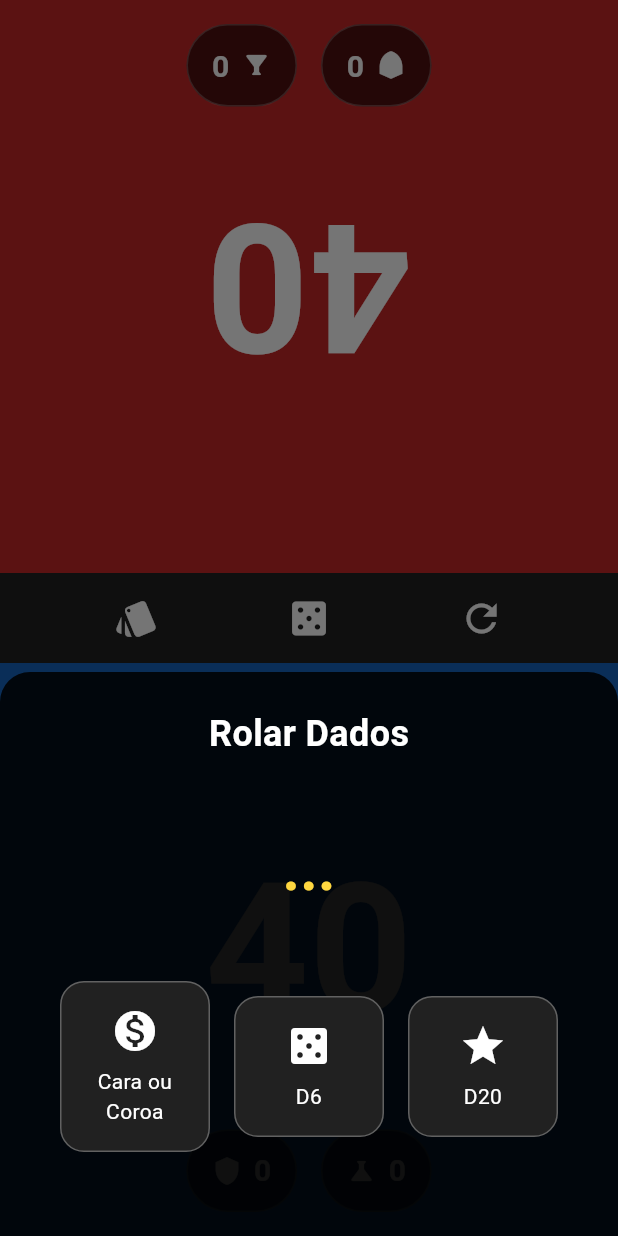
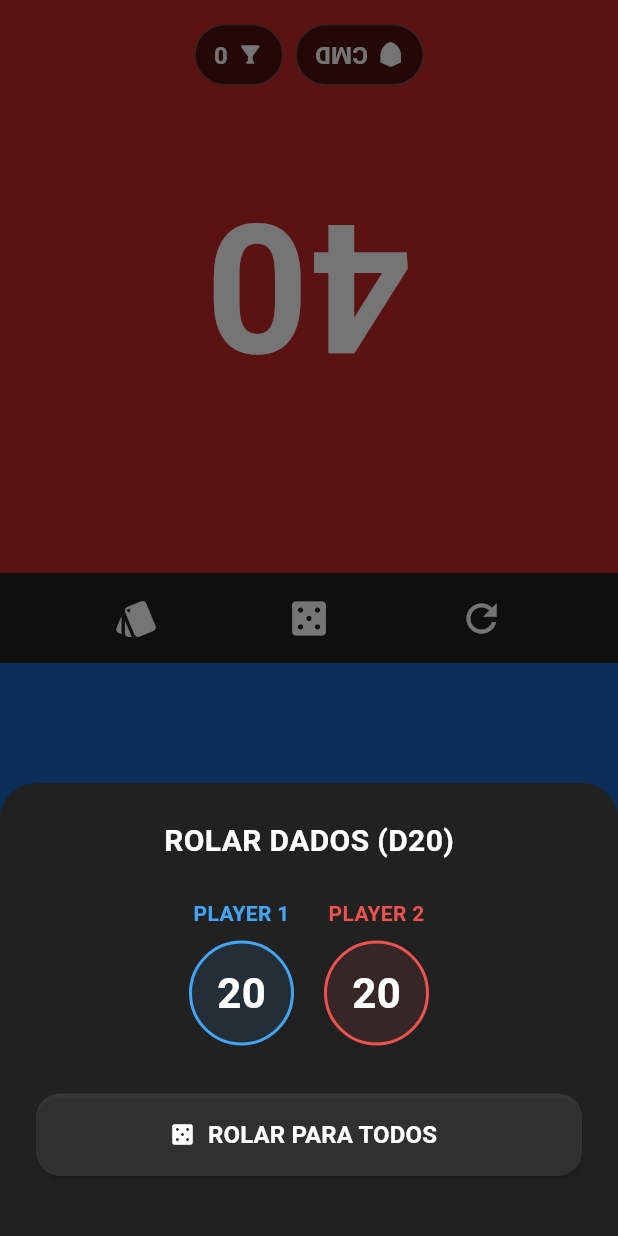
Before and after one commit to pedroso-dev/wolfnir_mtg_life_counter, a Flutter app: the screen it shows after launch, after a tap on "Commander", after a tap on "2 Jogadores", after a tap on the "casino" icon, on a phone screen of 412 x 824 dp. Run offline on Flutter 3.47's test engine with Material 3 defaults, Android fonts, the phone set to English and light mode, and no system bars; our stand-ins replace equatable, flutter_bloc, wakelock_plus.

Commit message:
fix: implementa lógica de vencedor, pílulas de dano dinâmicas e dados multiplayer (v0.4.1)

```diff
--- a/lib/features/match/presentation/cubit/match_state.dart
+++ b/lib/features/match/presentation/cubit/match_state.dart
@@ -5,33 +5,32 @@ import '../../domain/enums/game_format.dart';
 enum MatchStatus { initial, playing, finished }
 
 class MatchState extends Equatable {
-  // Using a Map makes it very fast (O(1)) to find and update a specific player
   final Map<String, Player> players;
   final MatchStatus status;
-  final String? loserId;
-  final GameFormat? format; // Adicionado aqui
+  final GameFormat? format;
+  final String? winnerId;
 
   const MatchState({
     required this.players,
     this.status = MatchStatus.initial,
-    this.loserId,
-    this.format, // Adicionado aqui
+    this.format,
+    this.winnerId,
   });
 
   MatchState copyWith({
     Map<String, Player>? players,
     MatchStatus? status,
-    String? loserId,
-    GameFormat? format, // Adicionado aqui
+    GameFormat? format,
+    String? winnerId,
   }) {
     return MatchState(
       players: players ?? this.players,
       status: status ?? this.status,
-      loserId: loserId ?? this.loserId,
-      format: format ?? this.format, // Adicionado aqui
+      format: format ?? this.format,
+      winnerId: winnerId ?? this.winnerId,
     );
   }
 
   @override
-  List<Object?> get props => [players, status, loserId, format];
+  List<Object?> get props => [players, status, format, winnerId];
 }
--- a/lib/features/match/presentation/pages/match_screen.dart
+++ b/lib/features/match/presentation/pages/match_screen.dart
@@ -16,7 +16,6 @@ class MatchScreen extends StatefulWidget {
 }
 
 class _MatchScreenState extends State<MatchScreen> {
-  // Variável para guardar o formato enquanto o usuário escolhe a quantidade de jogadores
   GameFormat? _pendingFormat;
 
   @override
@@ -24,15 +23,20 @@ class _MatchScreenState extends State<MatchScreen> {
     super.initState();
   }
 
-  void _showWinnerDialog(BuildContext context, String loserId) {
+  void _showWinnerDialog(BuildContext context, String winnerId) {
     final matchCubit = context.read<MatchCubit>();
+
+    final formattedWinner = winnerId.replaceAll('_', ' ').toUpperCase();
 
     showDialog(
       context: context,
       barrierDismissible: false,
       builder: (dialogContext) => AlertDialog(
         title: const Text(AppStrings.matchFinished),
-        content: Text('$loserId ${AppStrings.playerLost}'),
+        content: Text(
+          '$formattedWinner VENCEU A PARTIDA! 🎉',
+          style: const TextStyle(fontWeight: FontWeight.bold, fontSize: 18),
+        ),
         actions: [
           TextButton(
             onPressed: () {
@@ -47,17 +51,21 @@ class _MatchScreenState extends State<MatchScreen> {
   }
 
   void _showDiceModal(BuildContext context) {
+    // 1. Capturamos a instância do Cubit que já existe nesta tela
+    final matchCubit = context.read<MatchCubit>();
+
     showModalBottomSheet(
       context: context,
       backgroundColor: Colors.transparent,
-      builder: (context) => const DiceModal(),
+      builder: (_) => BlocProvider.value(
+        // 2. Passamos a instância existente para dentro do Modal
+        value: matchCubit,
+        child: const DiceModal(),
+      ),
     );
   }
 
-  // ... (mantenha os imports, initState, _showWinnerDialog e _showDiceModal)
-
   Widget _buildSetupScreen(BuildContext context) {
-    // PASSO 1: Escolher o Formato
     if (_pendingFormat == null) {
       return Center(
         child: Column(
@@ -97,7 +105,6 @@ class _MatchScreenState extends State<MatchScreen> {
       );
     }
 
-    // PASSO 2: Escolher Quantos Jogadores
     return Center(
       child: Column(
         mainAxisAlignment: MainAxisAlignment.center,
@@ -151,7 +158,6 @@ class _MatchScreenState extends State<MatchScreen> {
     );
   }
 
-  // --- NOVO: Método ajudante para desenhar os jogadores sem repetir código ---
   Widget _buildPlayer(Player player, Color color, {bool inverted = false}) {
     return Expanded(
       child: PlayerBoard(
@@ -169,7 +175,6 @@ class _MatchScreenState extends State<MatchScreen> {
     );
   }
 
-  // --- NOVO: Barra central extraída para ficar mais limpo ---
   Widget _buildMiddleBar(BuildContext context) {
     return Container(
       height: 60,
@@ -209,8 +214,8 @@ class _MatchScreenState extends State<MatchScreen> {
           if (state.status == MatchStatus.initial && _pendingFormat != null) {
             setState(() => _pendingFormat = null);
           }
-          if (state.status == MatchStatus.finished && state.loserId != null) {
-            _showWinnerDialog(context, state.loserId!);
+          if (state.status == MatchStatus.finished && state.winnerId != null) {
+            _showWinnerDialog(context, state.winnerId!);
           }
         },
         builder: (context, state) {
@@ -235,7 +240,6 @@ class _MatchScreenState extends State<MatchScreen> {
 
           return Column(
             children: [
-              // LINHA DE CIMA (Sempre invertida para quem está do outro lado da mesa)
               Expanded(
                 child: Row(
                   children: [
@@ -257,10 +261,8 @@ class _MatchScreenState extends State<MatchScreen> {
                 ),
               ),
 
-              // BARRA CENTRAL
               _buildMiddleBar(context),
 
-              // LINHA DE BAIXO (De frente para o dono do celular)
               Expanded(
                 child: Row(
                   children: [
--- a/lib/features/match/presentation/widgets/dice_modal.dart
+++ b/lib/features/match/presentation/widgets/dice_modal.dart
@@ -1,6 +1,7 @@
 import 'dart:math';
 import 'package:flutter/material.dart';
-import '../../../../core/constants/strings.dart';
+import 'package:flutter_bloc/flutter_bloc.dart';
+import '../cubit/match_cubit.dart';
 
 class DiceModal extends StatefulWidget {
   const DiceModal({super.key});
@@ -10,217 +11,137 @@ class DiceModal extends StatefulWidget {
 }
 
 class _DiceModalState extends State<DiceModal> {
-  String? _singleResult;
-  int? _p1Result;
-  int? _p2Result;
   final _random = Random();
+  final Map<String, int> _results = {};
+  bool _isRolling = false;
 
-  void _rollD6() {
+  // Rola o dado para todos os IDs presentes na partida
+  void _rollDice(List<String> playerIds) async {
+    setState(() => _isRolling = true);
+
+    for (int i = 0; i < 12; i++) {
+      await Future.delayed(const Duration(milliseconds: 60));
+      if (!mounted) return;
       setState(() {
-      _singleResult = null;
-      _p1Result = _random.nextInt(6) + 1;
-      _p2Result = _random.nextInt(6) + 1;
+        for (var id in playerIds) {
+          _results[id] = _random.nextInt(20) + 1;
+        }
       });
     }
 
-  void _rollD20() {
-    setState(() {
-      _singleResult = null;
-      _p1Result = _random.nextInt(20) + 1;
-      _p2Result = _random.nextInt(20) + 1;
-    });
+    setState(() => _isRolling = false);
   }
 
-  void _flipCoin() {
-    setState(() {
-      _p1Result = null;
-      _p2Result = null;
-      final isHeads = _random.nextBool();
-      _singleResult = isHeads ? AppStrings.heads : AppStrings.tails;
-    });
+  Color _getPlayerColor(String id) {
+    switch (id) {
+      case 'player_1':
+        return Colors.blue.shade400;
+      case 'player_2':
+        return Colors.red.shade400;
+      case 'player_3':
+        return Colors.green.shade400;
+      case 'player_4':
+        return Colors.purple.shade400;
+      default:
+        return Colors.grey;
+    }
   }
 
   @override
   Widget build(BuildContext context) {
+    // Buscamos os jogadores atuais do estado do Cubit
+    final playerIds = context.read<MatchCubit>().state.players.keys.toList();
+
     return Container(
       padding: const EdgeInsets.all(24),
-      decoration: const BoxDecoration(
-        color: Colors.black87,
-        borderRadius: BorderRadius.vertical(top: Radius.circular(20)),
+      decoration: BoxDecoration(
+        color: Colors.grey.shade900,
+        borderRadius: const BorderRadius.vertical(top: Radius.circular(24)),
       ),
       child: Column(
         mainAxisSize: MainAxisSize.min,
         children: [
           const Text(
-            AppStrings.rollDice,
+            "ROLAR DADOS (D20)",
             style: TextStyle(
-              fontSize: 24,
+              color: Colors.white,
+              fontSize: 20,
               fontWeight: FontWeight.bold,
-              color: Colors.white,
             ),
           ),
           const SizedBox(height: 24),
 
-          // Display the result
+          // Grid dinâmico que se ajusta a 2, 3 ou 4 jogadores
+          Wrap(
+            alignment: WrapAlignment.center,
+            spacing: 20,
+            runSpacing: 20,
+            children: playerIds.map((id) {
+              final result = _results[id] ?? 20;
+              final color = _getPlayerColor(id);
+
+              return Column(
+                children: [
+                  Text(
+                    id.replaceAll('_', ' ').toUpperCase(),
+                    style: TextStyle(color: color, fontWeight: FontWeight.bold),
+                  ),
+                  const SizedBox(height: 8),
                   Container(
-            height: 100,
+                    width: 70,
+                    height: 70,
+                    decoration: BoxDecoration(
+                      shape: BoxShape.circle,
+                      border: Border.all(color: color, width: 2),
+                      color: color.withValues(alpha: 0.1),
+                    ),
                     alignment: Alignment.center,
-            child: _buildResultDisplay(),
+                    child: _isRolling
+                        ? const SizedBox(
+                            width: 20,
+                            height: 20,
+                            child: CircularProgressIndicator(
+                              strokeWidth: 2,
+                              color: Colors.white,
                             ),
-          const SizedBox(height: 24),
-
-          // Action Buttons
-          Row(
-            mainAxisAlignment: MainAxisAlignment.spaceEvenly,
-            children: [
-              _ActionCard(
-                title: AppStrings.coinFlip,
-                icon: Icons.monetization_on,
-                onTap: _flipCoin,
+                          )
+                        : Text(
+                            "$result",
+                            style: const TextStyle(
+                              color: Colors.white,
+                              fontSize: 28,
+                              fontWeight: FontWeight.bold,
                             ),
-              _ActionCard(
-                title: AppStrings.rollD6,
-                icon: Icons.casino,
-                onTap: _rollD6,
                           ),
-              _ActionCard(
-                title: AppStrings.rollD20,
-                icon: Icons.star,
-                onTap: _rollD20,
                   ),
                 ],
+              );
+            }).toList(),
           ),
+
           const SizedBox(height: 32),
+          SizedBox(
+            width: double.infinity,
+            height: 55,
+            child: ElevatedButton.icon(
+              style: ElevatedButton.styleFrom(
+                backgroundColor: Colors.white10,
+                foregroundColor: Colors.white,
+                shape: RoundedRectangleBorder(
+                  borderRadius: BorderRadius.circular(16),
+                ),
+              ),
+              onPressed: _isRolling ? null : () => _rollDice(playerIds),
+              icon: const Icon(Icons.casino),
+              label: const Text(
+                "ROLAR PARA TODOS",
+                style: TextStyle(fontSize: 16, fontWeight: FontWeight.bold),
+              ),
+            ),
+          ),
+          const SizedBox(height: 16),
         ],
       ),
     );
   }
-
-  Widget _buildResultDisplay() {
-    // Se for moeda, mostra um resultado único
-    if (_singleResult != null) {
-      return Text(
-        _singleResult!,
-        style: const TextStyle(
-          fontSize: 40,
-          fontWeight: FontWeight.bold,
-          color: Colors.amberAccent,
-        ),
-      );
 }
-    // Se for dado, mostra o placar duplo
-    else if (_p1Result != null && _p2Result != null) {
-      return Row(
-        mainAxisAlignment: MainAxisAlignment.spaceEvenly,
-        children: [
-          _PlayerScore(
-            label: AppStrings.player1,
-            score: _p1Result!,
-            color: Colors.blue.shade400,
-          ),
-          const Text(
-            'VS',
-            style: TextStyle(
-              fontSize: 24,
-              fontWeight: FontWeight.bold,
-              color: Colors.grey,
-            ),
-          ),
-          _PlayerScore(
-            label: AppStrings.player2,
-            score: _p2Result!,
-            color: Colors.red.shade400,
-          ),
-        ],
-      );
-    }
-
-    // Estado inicial
-    return const Text(
-      '...',
-      style: TextStyle(
-        fontSize: 40,
-        fontWeight: FontWeight.bold,
-        color: Colors.amberAccent,
-      ),
-    );
-  }
-}
-
-class _PlayerScore extends StatelessWidget {
-  final String label;
-  final int score;
-  final Color color;
-
-  const _PlayerScore({
-    required this.label,
-    required this.score,
-    required this.color,
-  });
-
-  @override
-  Widget build(BuildContext context) {
-    return Column(
-      mainAxisSize: MainAxisSize.min,
-      children: [
-        Text(
-          label,
-          style: TextStyle(
-            fontSize: 16,
-            color: color,
-            fontWeight: FontWeight.bold,
-          ),
-        ),
-        const SizedBox(height: 8),
-        Text(
-          score.toString(),
-          style: const TextStyle(
-            fontSize: 48,
-            fontWeight: FontWeight.bold,
-            color: Colors.white,
-          ),
-        ),
-      ],
-    );
-  }
-}
-
-class _ActionCard extends StatelessWidget {
-  final String title;
-  final IconData icon;
-  final VoidCallback onTap;
-
-  const _ActionCard({
-    required this.title,
-    required this.icon,
-    required this.onTap,
-  });
-
-  @override
-  Widget build(BuildContext context) {
-    return InkWell(
-      onTap: onTap,
-      borderRadius: BorderRadius.circular(16),
-      child: Container(
-        width: 100,
-        padding: const EdgeInsets.symmetric(vertical: 16, horizontal: 8),
-        decoration: BoxDecoration(
-          color: Colors.grey.shade900,
-          borderRadius: BorderRadius.circular(16),
-          border: Border.all(color: Colors.grey.shade700),
-        ),
-        child: Column(
-          children: [
-            Icon(icon, size: 32, color: Colors.white),
-            const SizedBox(height: 8),
-            Text(
-              title,
-              style: const TextStyle(color: Colors.white, fontSize: 14),
-              textAlign: TextAlign.center,
-            ),
-          ],
-        ),
-      ),
-    );
-  }
-}
--- a/lib/features/match/presentation/widgets/player_board.dart
+++ b/lib/features/match/presentation/widgets/player_board.dart
@@ -70,8 +70,16 @@ class PlayerBoard extends StatelessWidget {
 
   @override
   Widget build(BuildContext context) {
+    // 1. Verificamos se o jogador já perdeu (vida <= 0, etc)
+    final bool isDead = player.isDead;
+
     return RotatedBox(
       quarterTurns: inverted ? 2 : 0,
+      // 2. Bloqueia toques e escurece se estiver morto
+      child: IgnorePointer(
+        ignoring: isDead,
+        child: Opacity(
+          opacity: isDead ? 0.3 : 1.0,
           child: Container(
             color: backgroundColor,
             child: Stack(
@@ -109,23 +117,36 @@ class PlayerBoard extends StatelessWidget {
                 ),
                 Positioned(
                   bottom: 16,
-              left: 0,
-              right: 0,
-              child: Row(
-                mainAxisAlignment: MainAxisAlignment.center,
+                  left: 12,
+                  right: 12,
+                  child: Wrap(
+                    alignment: WrapAlignment.center,
+                    spacing: 8,
+                    runSpacing: 8,
                     children: [
+                      // 1. BOTÃO FIXO DE COMANDANTE (Para abrir o modal e adicionar dano)
                       if (showCommanderDamage)
                         _ClickableBadge(
                           icon: Icons.shield,
-                      value: player.commanderDamageTaken.values.fold(
-                        0,
-                        (sum, val) => sum + val,
-                      ),
+                          value: 0, // Pode ser 0 ou a soma total, como preferir
+                          label:
+                              "CMD", // Adicionei um label opcional se quiser identificar
                           onTap: () => _showCommanderModal(context),
                         ),
 
-                  if (showCommanderDamage) const SizedBox(width: 16),
+                      // 2. PÍLULAS DINÂMICAS (Mostram quem causou dano)
+                      if (showCommanderDamage)
+                        ...player.commanderDamageTaken.entries
+                            .where((entry) => entry.value > 0)
+                            .map(
+                              (entry) => _CommanderDamagePill(
+                                opponentId: entry.key,
+                                value: entry.value,
+                                onTap: () => _showCommanderModal(context),
+                              ),
+                            ),
 
+                      // 3. BADGE DE VENENO
                       _ClickableBadge(
                         icon: Icons.science,
                         value: player.poisonCounters,
@@ -137,18 +158,23 @@ class PlayerBoard extends StatelessWidget {
               ],
             ),
           ),
+        ),
+      ),
     );
   }
 }
 
+// O Badge antigo (usado para Veneno)
 class _ClickableBadge extends StatelessWidget {
   final IconData icon;
   final int value;
+  final String? label;
   final VoidCallback onTap;
 
   const _ClickableBadge({
     required this.icon,
     required this.value,
+    this.label,
     required this.onTap,
   });
 
@@ -157,22 +183,23 @@ class _ClickableBadge extends StatelessWidget {
     return GestureDetector(
       onTap: onTap,
       child: Container(
-        padding: const EdgeInsets.symmetric(horizontal: 16, vertical: 12),
+        padding: const EdgeInsets.symmetric(horizontal: 12, vertical: 8),
         decoration: BoxDecoration(
           color: Colors.black.withValues(alpha: 0.6),
           borderRadius: BorderRadius.circular(30),
           border: Border.all(color: Colors.white24),
         ),
         child: Row(
+          mainAxisSize: MainAxisSize.min,
           children: [
-            Icon(icon, color: Colors.white, size: 20),
-            const SizedBox(width: 8),
+            Icon(icon, color: Colors.white, size: 18),
+            const SizedBox(width: 6),
             Text(
-              value.toString(),
+              label ?? value.toString(),
               style: const TextStyle(
                 color: Colors.white,
                 fontWeight: FontWeight.bold,
-                fontSize: 20,
+                fontSize: 16,
               ),
             ),
           ],
@@ -181,3 +208,54 @@ class _ClickableBadge extends StatelessWidget {
     );
   }
 }
+
+// NOVO: Widget da Pílula de Comandante
+class _CommanderDamagePill extends StatelessWidget {
+  final String opponentId;
+  final int value;
+  final VoidCallback onTap;
+
+  const _CommanderDamagePill({
+    required this.opponentId,
+    required this.value,
+    required this.onTap,
+  });
+
+  Color _getOpponentColor(String id) {
+    if (id == 'player_1') return Colors.blue.shade700;
+    if (id == 'player_2') return Colors.red.shade700;
+    if (id == 'player_3') return Colors.green.shade700;
+    return Colors.deepPurple.shade700;
+  }
+
+  @override
+  Widget build(BuildContext context) {
+    final color = _getOpponentColor(opponentId);
+    return GestureDetector(
+      onTap: onTap,
+      child: Container(
+        padding: const EdgeInsets.symmetric(horizontal: 10, vertical: 6),
+        decoration: BoxDecoration(
+          color: color.withValues(alpha: 0.8),
+          borderRadius: BorderRadius.circular(12),
+          border: Border.all(color: Colors.white30),
+        ),
+        child: Row(
+          mainAxisSize: MainAxisSize.min,
+          children: [
+            const Icon(Icons.shield, color: Colors.white, size: 14),
+            const SizedBox(width: 4),
+            Text(
+              value.toString(),
+              style: const TextStyle(
+                color: Colors.white,
+                fontWeight: FontWeight.bold,
+                fontSize: 14,
+              ),
+            ),
+          ],
+        ),
+      ),
+    );
+  }
+}
```
Also changed, not shown: lib/features/match/presentation/cubit/match_cubit.dart (+6 -3 lines), pubspec.yaml (+8 -1 lines), assets/icon/wolfnir_logo.png (added), pubspec.lock, 30 other files. Lines whose indentation alone changed are shown as unchanged.
